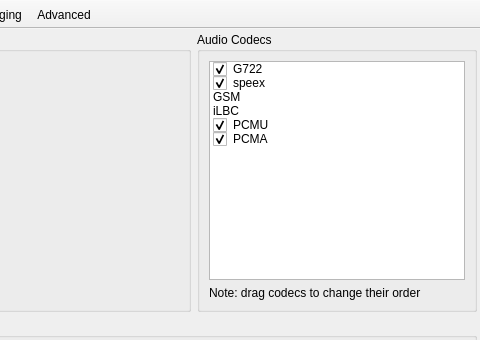
grengojbo/blink-qt, file resources/preferences.ui: the form before one commit; both pictures show x 320 to 800 and y 0 to 340 of the 800 by 600 pixel window.
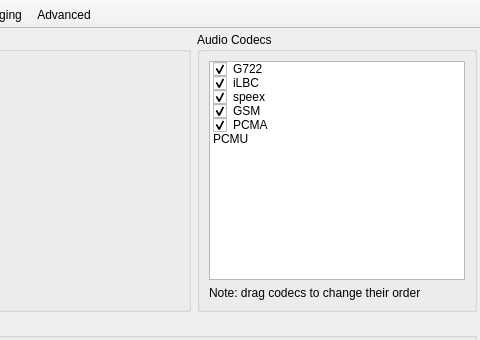
The form after the commit. The open tabs and pages were chosen to show the change. Icons and pictures are not drawn. Custom widgets are drawn as their Qt base class.

Commit message: Add translate support modified:   blink/__init__.py modified:   blink/accounts.py new file:   blink/blink.qm new file:   blink/blink_ru.qm new file:   blink/gettext_windows.py modified:   blink/preferences.py modified:   blink/resources.py new file:   locale/blink.po new file:   locale/blink.pot new file:   locale/blink_ru.po modified:   resources/preferences.ui new file:   translate.sh

```diff
--- a/resources/preferences.ui
+++ b/resources/preferences.ui
@@ -1554,6 +1554,14 @@
                <enum>Checked</enum>
               </property>
              </item>
+             <item>
+              <property name="text">
+               <string>iLBC</string>
+              </property>
+              <property name="checkState">
+               <enum>Checked</enum>
+              </property>
+             </item>
              <item>
               <property name="text">
                <string>speex</string>
@@ -1567,22 +1575,6 @@
                <string>GSM</string>
               </property>
               <property name="checkState">
-               <enum>Unchecked</enum>
-              </property>
-             </item>
-             <item>
-              <property name="text">
-               <string>iLBC</string>
-              </property>
-              <property name="checkState">
-               <enum>Unchecked</enum>
-              </property>
-             </item>
-             <item>
-              <property name="text">
-               <string>PCMU</string>
-              </property>
-              <property name="checkState">
                <enum>Checked</enum>
               </property>
              </item>
@@ -1594,6 +1586,14 @@
                <enum>Checked</enum>
               </property>
              </item>
+             <item>
+              <property name="text">
+               <string>PCMU</string>
+              </property>
+              <property name="checkState">
+               <enum>Unchecked</enum>
+              </property>
+             </item>
             </widget>
            </item>
            <item>
```
Left out of the diff: 5 changed lines with no effect on the pictures. The commit also changes 11 other files.
